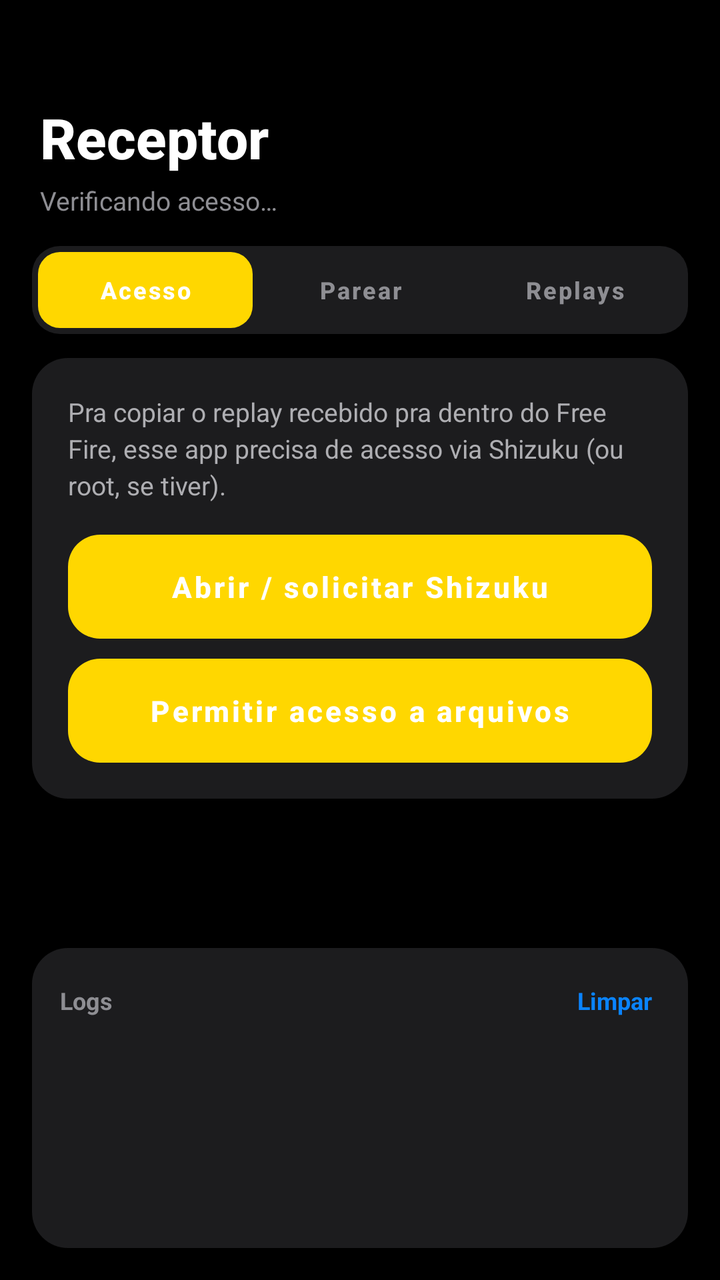
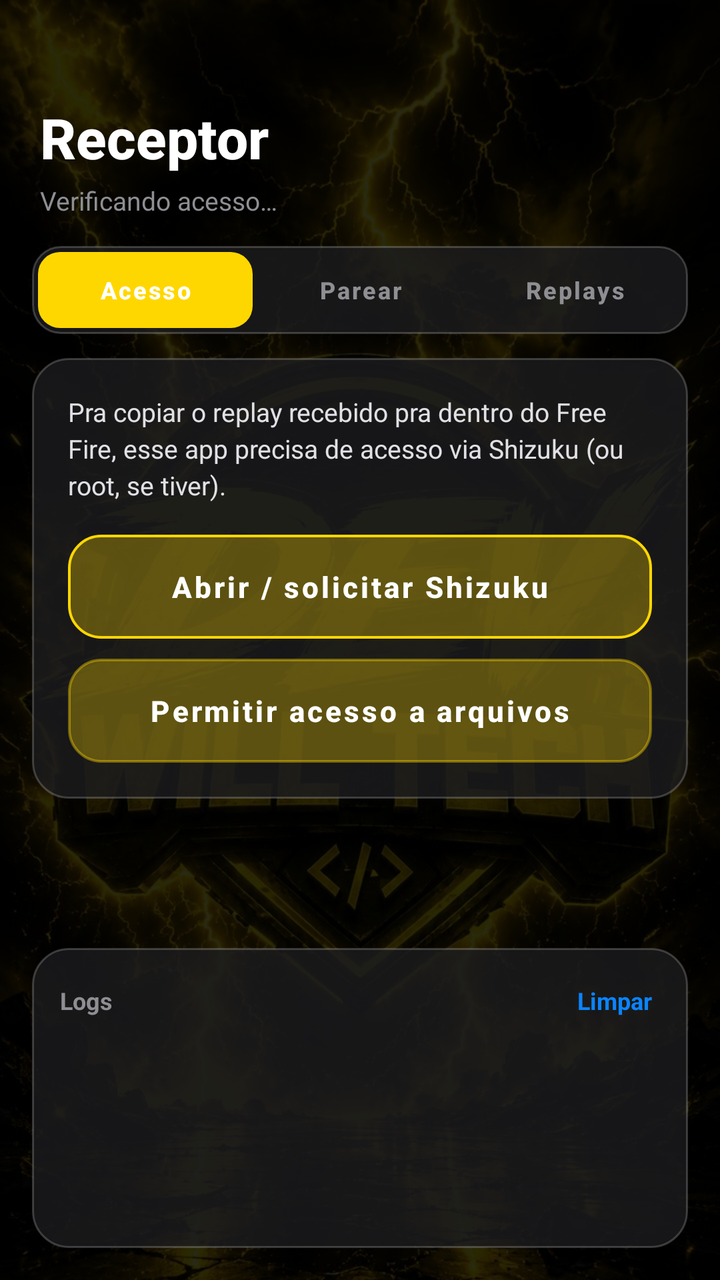

Compare the two renders of this Android layout. The source of the first and the diff that turns it into the second are given below.
<!-- AndroidManifest.xml: application theme Theme.ReplayXReceiver -->
<!-- res/layout/activity_main.xml -->
<?xml version="1.0" encoding="utf-8"?>
<FrameLayout xmlns:android="http://schemas.android.com/apk/res/android"
    android:layout_width="match_parent"
    android:layout_height="match_parent"
    android:background="#000000">

    <LinearLayout
        android:layout_width="match_parent"
        android:layout_height="match_parent"
        android:orientation="vertical">

        
        <LinearLayout
            android:layout_width="match_parent"
            android:layout_height="wrap_content"
            android:orientation="vertical"
            android:paddingStart="20dp"
            android:paddingEnd="20dp"
            android:paddingTop="50dp"
            android:paddingBottom="14dp">

            <TextView
                android:layout_width="wrap_content"
                android:layout_height="wrap_content"
                android:text="Receptor"
                android:textColor="#FFFFFF"
                android:textSize="28sp"
                android:textStyle="bold"
                android:fontFamily="sans-serif-medium" />

            <TextView
                android:id="@+id/tvShellStatus"
                android:layout_width="wrap_content"
                android:layout_height="wrap_content"
                android:text="Verificando acesso…"
                android:textColor="#8E8E93"
                android:textSize="13sp"
                android:layout_marginTop="4dp" />

        </LinearLayout>

        
        <LinearLayout
            android:layout_width="match_parent"
            android:layout_height="44dp"
            android:layout_marginStart="16dp"
            android:layout_marginEnd="16dp"
            android:layout_marginBottom="12dp"
            android:orientation="horizontal"
            android:background="@drawable/ios_tab_bar"
            android:padding="3dp">

            <Button
                android:id="@+id/tabPermissao"
                android:layout_width="0dp"
                android:layout_height="match_parent"
                android:layout_weight="1"
                android:text="Acesso"
                android:textAllCaps="false"
                android:textSize="12sp"
                android:textStyle="bold"
                android:textColor="#FFFFFF"
                android:background="@drawable/ios_tab_selected"
                android:stateListAnimator="@null"
                android:insetTop="0dp"
                android:insetBottom="0dp" />

            <Button
                android:id="@+id/tabParear"
                android:layout_width="0dp"
                android:layout_height="match_parent"
                android:layout_weight="1"
                android:text="Parear"
                android:textAllCaps="false"
                android:textSize="12sp"
                android:textStyle="bold"
                android:textColor="#8E8E93"
                android:background="@android:color/transparent"
                android:stateListAnimator="@null"
                android:insetTop="0dp"
                android:insetBottom="0dp" />

            <Button
                android:id="@+id/tabReplays"
                android:layout_width="0dp"
                android:layout_height="match_parent"
                android:layout_weight="1"
                android:text="Replays"
                android:textAllCaps="false"
                android:textSize="12sp"
                android:textStyle="bold"
                android:textColor="#8E8E93"
                android:background="@android:color/transparent"
                android:stateListAnimator="@null"
                android:insetTop="0dp"
                android:insetBottom="0dp" />

        </LinearLayout>

        <ScrollView
            android:layout_width="match_parent"
            android:layout_height="0dp"
            android:layout_weight="1">

            <FrameLayout
                android:layout_width="match_parent"
                android:layout_height="wrap_content"
                android:paddingStart="16dp"
                android:paddingEnd="16dp">

                
                <LinearLayout
                    android:id="@+id/secPermissao"
                    android:layout_width="match_parent"
                    android:layout_height="wrap_content"
                    android:orientation="vertical">

                    <LinearLayout
                        android:layout_width="match_parent"
                        android:layout_height="wrap_content"
                        android:orientation="vertical"
                        android:background="@drawable/ios_card"
                        android:padding="18dp">

                        <TextView
                            android:layout_width="match_parent"
                            android:layout_height="wrap_content"
                            android:text="Pra copiar o replay recebido pra dentro do Free Fire, esse app precisa de acesso via Shizuku (ou root, se tiver)."
                            android:textColor="#AEAEB2"
                            android:textSize="13sp"
                            android:lineSpacingExtra="3dp"
                            android:layout_marginBottom="16dp" />

                        <Button
                            android:id="@+id/btnAbrirShizuku"
                            android:layout_width="match_parent"
                            android:layout_height="52dp"
                            android:text="Abrir / solicitar Shizuku"
                            android:textAllCaps="false"
                            android:textColor="#FFFFFF"
                            android:textSize="14.5sp"
                            android:textStyle="bold"
                            android:background="@drawable/ios_btn_primary"
                            android:stateListAnimator="@null" />

                        <Button
                            android:id="@+id/btnSolicitarArquivos"
                            android:layout_width="match_parent"
                            android:layout_height="52dp"
                            android:text="Permitir acesso a arquivos"
                            android:textAllCaps="false"
                            android:textColor="#FFFFFF"
                            android:textSize="14.5sp"
                            android:textStyle="bold"
                            android:background="@drawable/ios_btn_secondary"
                            android:stateListAnimator="@null"
                            android:layout_marginTop="10dp" />

                    </LinearLayout>

                </LinearLayout>

                
                <LinearLayout
                    android:id="@+id/secParear"
                    android:layout_width="match_parent"
                    android:layout_height="wrap_content"
                    android:orientation="vertical"
                    android:visibility="gone">

                    <LinearLayout
                        android:layout_width="match_parent"
                        android:layout_height="wrap_content"
                        android:orientation="vertical"
                        android:background="@drawable/ios_card"
                        android:padding="18dp">

                        <TextView
                            android:layout_width="match_parent"
                            android:layout_height="wrap_content"
                            android:text="Informe o código gerado no app do PC/emulador pra parear os dois aparelhos."
                            android:textColor="#AEAEB2"
                            android:textSize="13sp"
                            android:lineSpacingExtra="3dp"
                            android:layout_marginBottom="16dp" />

                        <EditText
                            android:id="@+id/etCodigo"
                            android:layout_width="match_parent"
                            android:layout_height="56dp"
                            android:background="@drawable/ios_input"
                            android:hint="Código de 6 dígitos"
                            android:textColorHint="#8E8E93"
                            android:textColor="#0A84FF"
                            android:textSize="19sp"
                            android:textStyle="bold"
                            android:gravity="center"
                            android:letterSpacing="0.12"
                            android:inputType="textCapCharacters"
                            android:maxLength="6"
                            android:paddingStart="16dp"
                            android:paddingEnd="16dp" />

                        <Button
                            android:id="@+id/btnParear"
                            android:layout_width="match_parent"
                            android:layout_height="52dp"
                            android:text="Parear dispositivo"
                            android:textAllCaps="false"
                            android:textColor="#FFFFFF"
                            android:textSize="14.5sp"
                            android:textStyle="bold"
                            android:background="@drawable/ios_btn_primary"
                            android:stateListAnimator="@null"
                            android:layout_marginTop="14dp" />

                    </LinearLayout>

                    <LinearLayout
                        android:id="@+id/boxPareado"
                        android:layout_width="match_parent"
                        android:layout_height="wrap_content"
                        android:orientation="vertical"
                        android:background="@drawable/ios_card"
                        android:padding="18dp"
                        android:layout_marginTop="14dp"
                        android:visibility="gone">

                        <LinearLayout
                            android:layout_width="wrap_content"
                            android:layout_height="wrap_content"
                            android:orientation="horizontal"
                            android:gravity="center_vertical"
                            android:background="@drawable/ios_pill_ok"
                            android:paddingStart="10dp"
                            android:paddingEnd="10dp"
                            android:paddingTop="4dp"
                            android:paddingBottom="4dp">

                            <TextView
                                android:layout_width="wrap_content"
                                android:layout_height="wrap_content"
                                android:text="● Pareado com o Enviador"
                                android:textColor="#34C759"
                                android:textSize="11sp"
                                android:textStyle="bold" />

                        </LinearLayout>

                        <Button
                            android:id="@+id/btnDesparearRecv"
                            android:layout_width="match_parent"
                            android:layout_height="48dp"
                            android:text="Desparear"
                            android:textAllCaps="false"
                            android:textColor="#FFFFFF"
                            android:textSize="13.5sp"
                            android:textStyle="bold"
                            android:background="@drawable/ios_btn_danger"
                            android:stateListAnimator="@null"
                            android:layout_marginTop="14dp" />

                    </LinearLayout>

                </LinearLayout>

                
                <LinearLayout
                    android:id="@+id/secReplays"
                    android:layout_width="match_parent"
                    android:layout_height="wrap_content"
                    android:orientation="vertical"
                    android:visibility="gone">

                    <LinearLayout
                        android:layout_width="match_parent"
                        android:layout_height="wrap_content"
                        android:orientation="vertical"
                        android:background="@drawable/ios_card"
                        android:padding="18dp">

                        <TextView
                            android:layout_width="match_parent"
                            android:layout_height="wrap_content"
                            android:text="Se o PC mandou um replay enquanto o app estava fechado, ele aparece assim que você abrir. Também dá pra checar na mão aqui."
                            android:textColor="#AEAEB2"
                            android:textSize="13sp"
                            android:lineSpacingExtra="3dp"
                            android:layout_marginBottom="16dp" />

                        <Button
                            android:id="@+id/btnVerificarReplay"
                            android:layout_width="match_parent"
                            android:layout_height="52dp"
                            android:text="Verificar replay pendente"
                            android:textAllCaps="false"
                            android:textColor="#FFFFFF"
                            android:textSize="14.5sp"
                            android:textStyle="bold"
                            android:background="@drawable/ios_btn_primary"
                            android:stateListAnimator="@null" />

                        <TextView
                            android:id="@+id/tvSemReplay"
                            android:layout_width="match_parent"
                            android:layout_height="wrap_content"
                            android:text="Nenhum replay pendente no momento."
                            android:textColor="#8E8E93"
                            android:textSize="12.5sp"
                            android:gravity="center"
                            android:layout_marginTop="16dp"
                            android:visibility="gone" />

                    </LinearLayout>

                </LinearLayout>

            </FrameLayout>

        </ScrollView>

        
        <LinearLayout
            android:layout_width="match_parent"
            android:layout_height="150dp"
            android:orientation="vertical"
            android:background="@drawable/ios_card"
            android:layout_margin="16dp"
            android:padding="14dp">

            <LinearLayout
                android:layout_width="match_parent"
                android:layout_height="wrap_content"
                android:orientation="horizontal"
                android:gravity="center_vertical">

                <TextView
                    android:layout_width="0dp"
                    android:layout_height="wrap_content"
                    android:layout_weight="1"
                    android:text="Logs"
                    android:textColor="#8E8E93"
                    android:textSize="12sp"
                    android:textStyle="bold" />

                <TextView
                    android:id="@+id/btnLimparLogs"
                    android:layout_width="wrap_content"
                    android:layout_height="wrap_content"
                    android:text="Limpar"
                    android:textColor="#0A84FF"
                    android:textSize="12sp"
                    android:textStyle="bold"
                    android:padding="4dp" />

            </LinearLayout>

            <ScrollView
                android:id="@+id/scrollLog"
                android:layout_width="match_parent"
                android:layout_height="0dp"
                android:layout_weight="1"
                android:scrollbars="none">

                <TextView
                    android:id="@+id/tvLog"
                    android:layout_width="match_parent"
                    android:layout_height="wrap_content"
                    android:fontFamily="monospace"
                    android:text=""
                    android:textColor="#C7C7CC"
                    android:textSize="10.5sp"
                    android:lineSpacingExtra="2dp" />

            </ScrollView>

        </LinearLayout>

    </LinearLayout>

    
    <FrameLayout
        android:id="@+id/overlayAguarde"
        android:layout_width="match_parent"
        android:layout_height="match_parent"
        android:background="#CC000000"
        android:clickable="true"
        android:focusable="true"
        android:visibility="gone">

        <LinearLayout
            android:layout_width="220dp"
            android:layout_height="wrap_content"
            android:layout_gravity="center"
            android:orientation="vertical"
            android:gravity="center"
            android:background="@drawable/ios_card"
            android:padding="26dp">

            <ProgressBar
                android:layout_width="40dp"
                android:layout_height="40dp"
                android:indeterminateTint="#0A84FF"
                android:layout_marginBottom="16dp" />

            <TextView
                android:id="@+id/tvAguarde"
                android:layout_width="wrap_content"
                android:layout_height="wrap_content"
                android:text="Aguarde…"
                android:textColor="#FFFFFF"
                android:textSize="14.5sp"
                android:textStyle="bold"
                android:gravity="center" />

        </LinearLayout>

    </FrameLayout>

</FrameLayout>
<!-- resources referenced by this layout -->
<resources>
  <!-- drawable ios_btn_danger (drawable) -->
  <?xml version="1.0" encoding="utf-8"?>
  <shape xmlns:android="http://schemas.android.com/apk/res/android" android:shape="rectangle">
      <solid android:color="#FF453A" />
      <corners android:radius="16dp" />
  </shape>
  <!-- drawable ios_btn_primary (drawable) -->
  <?xml version="1.0" encoding="utf-8"?>
  <shape xmlns:android="http://schemas.android.com/apk/res/android" android:shape="rectangle">
      <solid android:color="#0A84FF" />
      <corners android:radius="16dp" />
  </shape>
  <!-- drawable ios_btn_secondary (drawable) -->
  <?xml version="1.0" encoding="utf-8"?>
  <shape xmlns:android="http://schemas.android.com/apk/res/android" android:shape="rectangle">
      <solid android:color="#2C2C2E" />
      <corners android:radius="16dp" />
  </shape>
  <!-- drawable ios_card (drawable) -->
  <?xml version="1.0" encoding="utf-8"?>
  <shape xmlns:android="http://schemas.android.com/apk/res/android" android:shape="rectangle">
      <solid android:color="#1C1C1E" />
      <corners android:radius="18dp" />
  </shape>
  <!-- drawable ios_input (drawable) -->
  <?xml version="1.0" encoding="utf-8"?>
  <shape xmlns:android="http://schemas.android.com/apk/res/android" android:shape="rectangle">
      <solid android:color="#2C2C2E" />
      <corners android:radius="14dp" />
  </shape>
  <!-- drawable ios_pill_ok (drawable) -->
  <?xml version="1.0" encoding="utf-8"?>
  <shape xmlns:android="http://schemas.android.com/apk/res/android" android:shape="rectangle">
      <solid android:color="#1E3A2A" />
      <corners android:radius="12dp" />
  </shape>
  <!-- drawable ios_tab_bar (drawable) -->
  <?xml version="1.0" encoding="utf-8"?>
  <shape xmlns:android="http://schemas.android.com/apk/res/android" android:shape="rectangle">
      <solid android:color="#1C1C1E" />
      <corners android:radius="14dp" />
  </shape>
  <!-- drawable ios_tab_selected (drawable) -->
  <?xml version="1.0" encoding="utf-8"?>
  <shape xmlns:android="http://schemas.android.com/apk/res/android" android:shape="rectangle">
      <solid android:color="#0A84FF" />
      <corners android:radius="11dp" />
  </shape>
  <style name="Theme.ReplayXReceiver" parent="Theme.MaterialComponents.NoActionBar">
          <item name="colorPrimary">#FFD700</item>
          <item name="colorPrimaryVariant">#FFA500</item>
          <item name="colorOnPrimary">#000000</item>
          <item name="colorSecondary">#CC8800</item>
          <item name="colorOnSecondary">#000000</item>
          <item name="android:statusBarColor">#080800</item>
          <item name="android:navigationBarColor">#080800</item>
          <item name="android:windowBackground">#080800</item>
      </style>
</resources>

<!-- the commit's change to res/layout/activity_main.xml (unified diff, before → after) -->
@@ -3,6 +3,18 @@
     android:layout_width="match_parent"
     android:layout_height="match_parent"
     android:background="#000000">
+
+    <ImageView
+        android:layout_width="match_parent"
+        android:layout_height="match_parent"
+        android:src="@drawable/bg_devwill"
+        android:scaleType="centerCrop"
+        android:alpha="0.35" />
+
+    <View
+        android:layout_width="match_parent"
+        android:layout_height="match_parent"
+        android:background="#88000000" />
 
     <LinearLayout
         android:layout_width="match_parent"
@@ -126,7 +138,7 @@
                             android:layout_width="match_parent"
                             android:layout_height="wrap_content"
                             android:text="Pra copiar o replay recebido pra dentro do Free Fire, esse app precisa de acesso via Shizuku (ou root, se tiver)."
-                            android:textColor="#AEAEB2"
+                            android:textColor="#E0E0E5"
                             android:textSize="13sp"
                             android:lineSpacingExtra="3dp"
                             android:layout_marginBottom="16dp" />
@@ -179,7 +191,7 @@
                             android:layout_width="match_parent"
                             android:layout_height="wrap_content"
                             android:text="Informe o código gerado no app do PC/emulador pra parear os dois aparelhos."
-                            android:textColor="#AEAEB2"
+                            android:textColor="#E0E0E5"
                             android:textSize="13sp"
                             android:lineSpacingExtra="3dp"
                             android:layout_marginBottom="16dp" />
@@ -283,7 +295,7 @@
                             android:layout_width="match_parent"
                             android:layout_height="wrap_content"
                             android:text="Se o PC mandou um replay enquanto o app estava fechado, ele aparece assim que você abrir. Também dá pra checar na mão aqui."
-                            android:textColor="#AEAEB2"
+                            android:textColor="#E0E0E5"
                             android:textSize="13sp"
                             android:lineSpacingExtra="3dp"
                             android:layout_marginBottom="16dp" />
<!-- resource entries referenced after the edit -->
@@ -1,33 +1,39 @@
 <!-- resources referenced by this layout -->
 <resources>
+  <!-- drawable bg_devwill: jpg bitmap (drawable, 194284 bytes) -->
   <!-- drawable ios_btn_danger (drawable) -->
   <?xml version="1.0" encoding="utf-8"?>
   <shape xmlns:android="http://schemas.android.com/apk/res/android" android:shape="rectangle">
-      <solid android:color="#FF453A" />
+      <solid android:color="#4DFF453A" />
+      <stroke android:width="1.3dp" android:color="#FF453A" />
       <corners android:radius="16dp" />
   </shape>
   <!-- drawable ios_btn_primary (drawable) -->
   <?xml version="1.0" encoding="utf-8"?>
   <shape xmlns:android="http://schemas.android.com/apk/res/android" android:shape="rectangle">
-      <solid android:color="#0A84FF" />
+      <solid android:color="#4D0A84FF" />
+      <stroke android:width="1.3dp" android:color="#0A84FF" />
       <corners android:radius="16dp" />
   </shape>
   <!-- drawable ios_btn_secondary (drawable) -->
   <?xml version="1.0" encoding="utf-8"?>
   <shape xmlns:android="http://schemas.android.com/apk/res/android" android:shape="rectangle">
-      <solid android:color="#2C2C2E" />
+      <solid android:color="#4DFFFFFF" />
+      <stroke android:width="1.2dp" android:color="#66FFFFFF" />
       <corners android:radius="16dp" />
   </shape>
   <!-- drawable ios_card (drawable) -->
   <?xml version="1.0" encoding="utf-8"?>
   <shape xmlns:android="http://schemas.android.com/apk/res/android" android:shape="rectangle">
-      <solid android:color="#1C1C1E" />
+      <solid android:color="#CC1C1C1E" />
+      <stroke android:width="1dp" android:color="#33FFFFFF" />
       <corners android:radius="18dp" />
   </shape>
   <!-- drawable ios_input (drawable) -->
   <?xml version="1.0" encoding="utf-8"?>
   <shape xmlns:android="http://schemas.android.com/apk/res/android" android:shape="rectangle">
-      <solid android:color="#2C2C2E" />
+      <solid android:color="#4D2C2C2E" />
+      <stroke android:width="1.2dp" android:color="#4D0A84FF" />
       <corners android:radius="14dp" />
   </shape>
   <!-- drawable ios_pill_ok (drawable) -->
@@ -39,7 +45,8 @@
   <!-- drawable ios_tab_bar (drawable) -->
   <?xml version="1.0" encoding="utf-8"?>
   <shape xmlns:android="http://schemas.android.com/apk/res/android" android:shape="rectangle">
-      <solid android:color="#1C1C1E" />
+      <solid android:color="#CC1C1C1E" />
+      <stroke android:width="1dp" android:color="#33FFFFFF" />
       <corners android:radius="14dp" />
   </shape>
   <!-- drawable ios_tab_selected (drawable) -->
